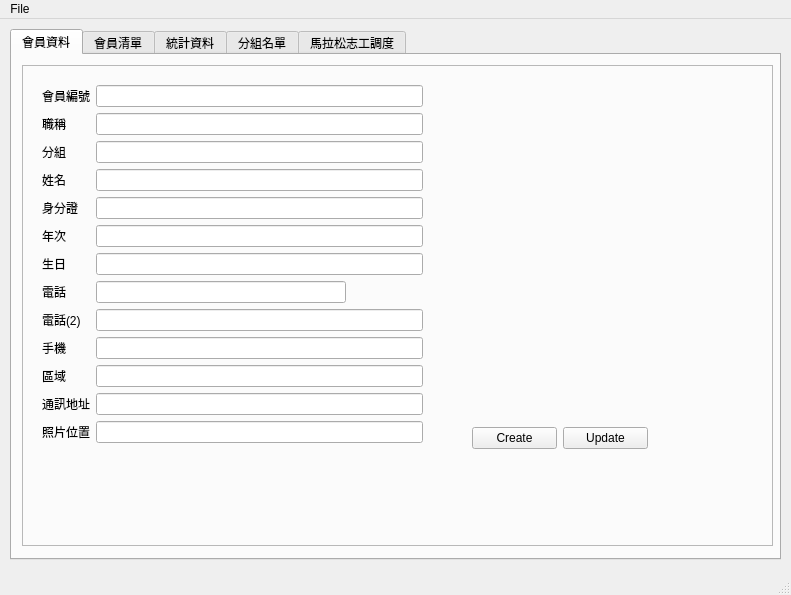
Above: mainwindow.ui from chungyihung/running_club before the change. Below: the same form after it.
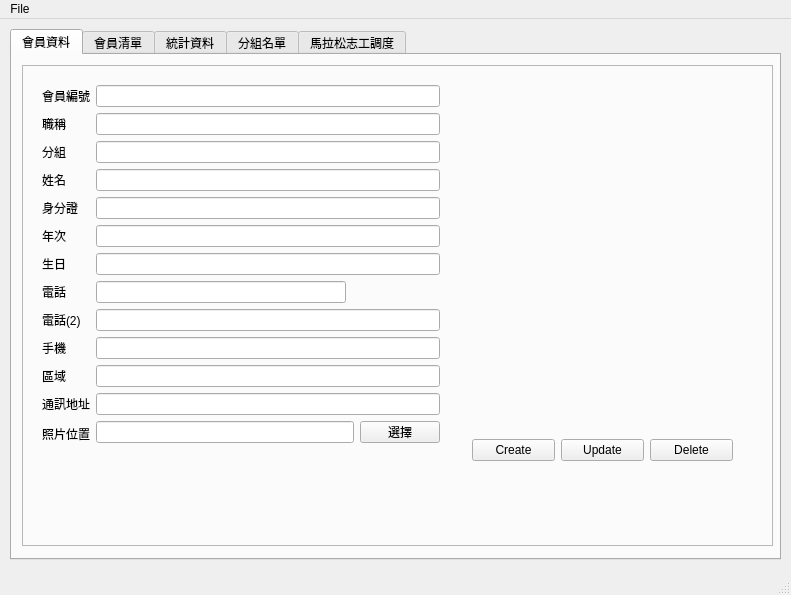
That is the form after the change.

Commit message:
Implement some db functions and support mbr photo
This change aims to implement the remaining database manipulation
methods such as update and delete.
And add support for member photo.

The edit to the form file:
```diff
--- a/mainwindow.ui
+++ b/mainwindow.ui
@@ -71,9 +71,9 @@
        <property name="geometry">
         <rect>
          <x>450</x>
-         <y>340</y>
-         <width>176</width>
-         <height>66</height>
+         <y>365</y>
+         <width>261</width>
+         <height>41</height>
         </rect>
        </property>
        <layout class="QGridLayout" name="gridLayout_3">
@@ -91,6 +91,13 @@
           </property>
          </widget>
         </item>
+        <item row="0" column="2">
+         <widget class="QPushButton" name="btn_mbr_info_delete">
+          <property name="text">
+           <string>Delete</string>
+          </property>
+         </widget>
+        </item>
        </layout>
       </widget>
       <widget class="QWidget" name="formLayoutWidget">
@@ -98,8 +105,8 @@
         <rect>
          <x>20</x>
          <y>20</y>
-         <width>381</width>
-         <height>395</height>
+         <width>398</width>
+         <height>423</height>
         </rect>
        </property>
        <layout class="QFormLayout" name="formLayout_2">
@@ -321,6 +328,8 @@
          </widget>
         </item>
         <item row="12" column="1">
+         <layout class="QGridLayout" name="gridLayout">
+          <item row="0" column="0">
          <widget class="QLineEdit" name="edit_mbr_photo_path">
           <property name="minimumSize">
            <size>
@@ -330,7 +339,16 @@
           </property>
          </widget>
         </item>
-       </layout>
+          <item row="0" column="1">
+           <widget class="QPushButton" name="btn_mbr_info_img_file_diag">
+            <property name="text">
+             <string>選擇</string>
+            </property>
+           </widget>
+          </item>
+         </layout>
+        </item>
+       </layout>
       </widget>
       <zorder>lbl_mbr_photo</zorder>
       <zorder>gridLayoutWidget_2</zorder>
```
Left out of the diff: 24 changed lines with no effect on the pictures. Lines whose indentation alone changed are shown as unchanged. The commit also changes 2 other files.
